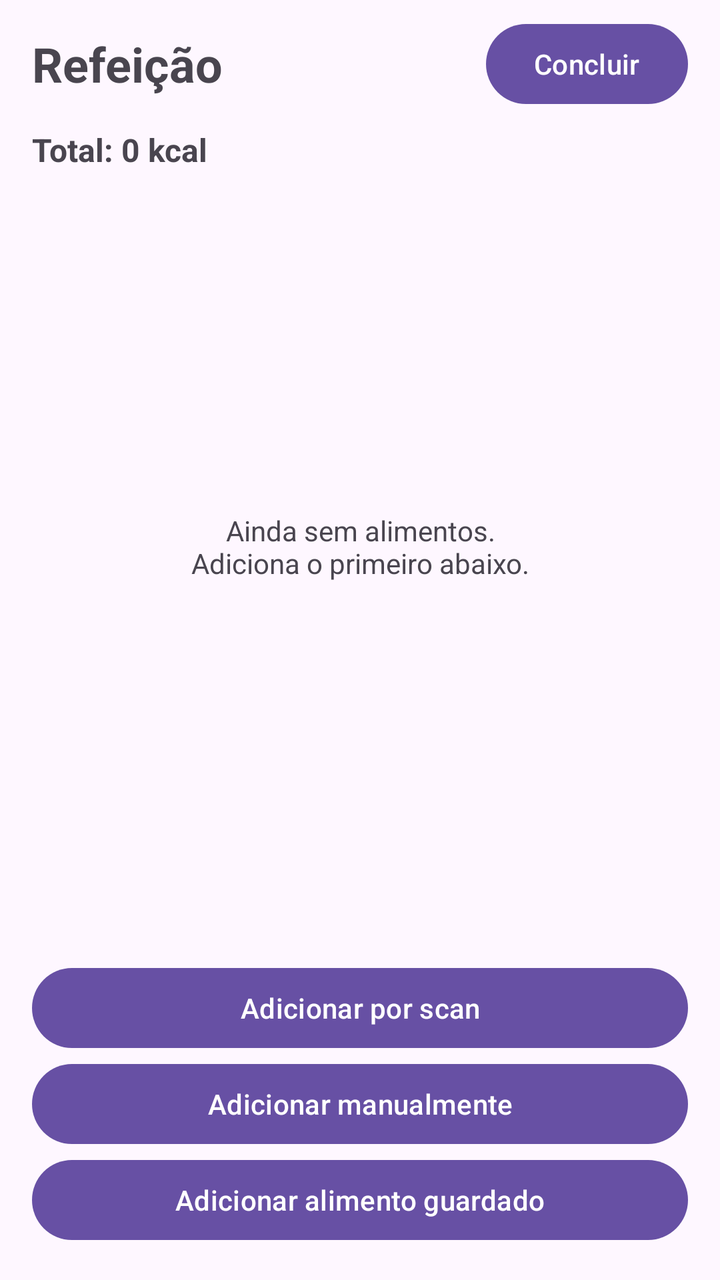
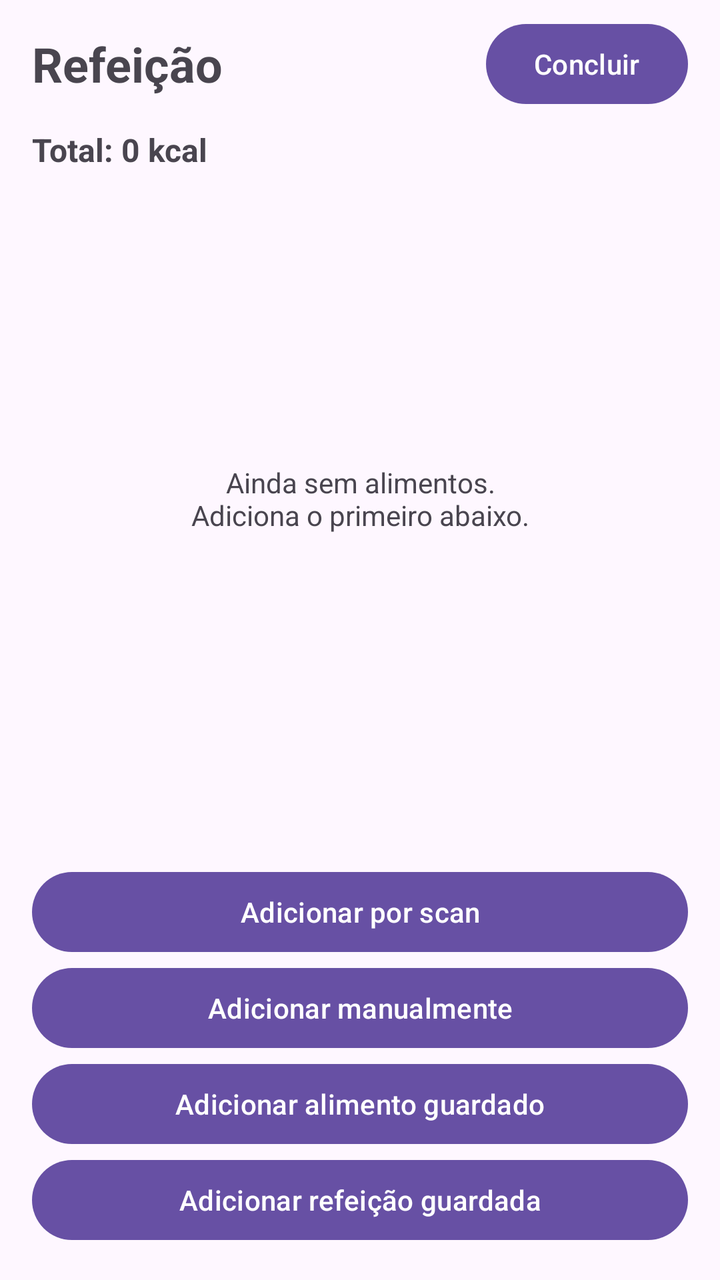

An Android layout rendered at two revisions. The XML below is the earlier revision; the diff shows what the commit changed to produce the second picture.
<!-- AndroidManifest.xml: application theme Theme.NutriScan -->
<!-- res/layout/activity_add_meal.xml -->
<?xml version="1.0" encoding="utf-8"?>
<LinearLayout xmlns:android="http://schemas.android.com/apk/res/android"
              android:id="@+id/addMeal"
              android:layout_width="match_parent"
              android:layout_height="match_parent"
              android:orientation="vertical">

    <LinearLayout
            android:layout_width="match_parent"
            android:layout_height="wrap_content"
            android:layout_marginHorizontal="16dp"
            android:layout_marginTop="8dp"
            android:gravity="center_vertical"
            android:orientation="horizontal">

        <TextView
                android:layout_width="0dp"
                android:layout_height="wrap_content"
                android:layout_weight="1"
                android:text="Refeição"
                android:textSize="24sp"
                android:textStyle="bold" />

        <Button
                android:id="@+id/btnFinish"
                android:layout_width="wrap_content"
                android:layout_height="wrap_content"
                android:text="Concluir" />
    </LinearLayout>

    <TextView
            android:id="@+id/tvTotal"
            android:layout_width="match_parent"
            android:layout_height="wrap_content"
            android:layout_marginHorizontal="16dp"
            android:layout_marginTop="8dp"
            android:text="Total: 0 kcal"
            android:textSize="16sp"
            android:textStyle="bold" />

    <FrameLayout
            android:layout_width="match_parent"
            android:layout_height="0dp"
            android:layout_weight="1"
            android:layout_marginHorizontal="16dp"
            android:layout_marginTop="8dp">

        <ListView
                android:id="@+id/listItems"
                android:layout_width="match_parent"
                android:layout_height="match_parent" />

        <TextView
                android:id="@+id/tvEmpty"
                android:layout_width="wrap_content"
                android:layout_height="wrap_content"
                android:layout_gravity="center"
                android:gravity="center"
                android:text="Ainda sem alimentos.\nAdiciona o primeiro abaixo." />
    </FrameLayout>

    <TextView
            android:id="@+id/tvResult"
            android:layout_width="match_parent"
            android:layout_height="wrap_content"
            android:layout_marginHorizontal="16dp"
            android:textSize="14sp" />

    <Button
            android:id="@+id/btnScan"
            android:layout_width="match_parent"
            android:layout_height="wrap_content"
            android:layout_marginHorizontal="16dp"
            android:layout_marginTop="8dp"
            android:text="Adicionar por scan" />

    <Button
            android:id="@+id/btnManual"
            android:layout_width="match_parent"
            android:layout_height="wrap_content"
            android:layout_marginHorizontal="16dp"
            android:text="Adicionar manualmente" />

    <Button
            android:id="@+id/btnSaved"
            android:layout_width="match_parent"
            android:layout_height="wrap_content"
            android:layout_marginHorizontal="16dp"
            android:layout_marginBottom="16dp"
            android:text="Adicionar alimento guardado" />

</LinearLayout>
<!-- resources referenced by this layout -->
<resources>
  <style name="Theme.NutriScan" parent="Base.Theme.NutriScan" />
  <style name="Base.Theme.NutriScan" parent="Theme.Material3.DayNight.NoActionBar">
          
          
      </style>
</resources>

<!-- the commit's change to res/layout/activity_add_meal.xml (unified diff, before → after) -->
@@ -14,6 +14,7 @@
             android:orientation="horizontal">
 
         <TextView
+                android:id="@+id/tvMealTitle"
                 android:layout_width="0dp"
                 android:layout_height="wrap_content"
                 android:layout_weight="1"
@@ -41,9 +42,9 @@
     <FrameLayout
             android:layout_width="match_parent"
             android:layout_height="0dp"
-            android:layout_weight="1"
             android:layout_marginHorizontal="16dp"
-            android:layout_marginTop="8dp">
+            android:layout_marginTop="8dp"
+            android:layout_weight="1">
 
         <ListView
                 android:id="@+id/listItems"
@@ -86,7 +87,14 @@
             android:layout_width="match_parent"
             android:layout_height="wrap_content"
             android:layout_marginHorizontal="16dp"
-            android:layout_marginBottom="16dp"
             android:text="Adicionar alimento guardado" />
 
+    <Button
+            android:id="@+id/btnSavedMeal"
+            android:layout_width="match_parent"
+            android:layout_height="wrap_content"
+            android:layout_marginHorizontal="16dp"
+            android:layout_marginBottom="16dp"
+            android:text="Adicionar refeição guardada" />
+
 </LinearLayout>
